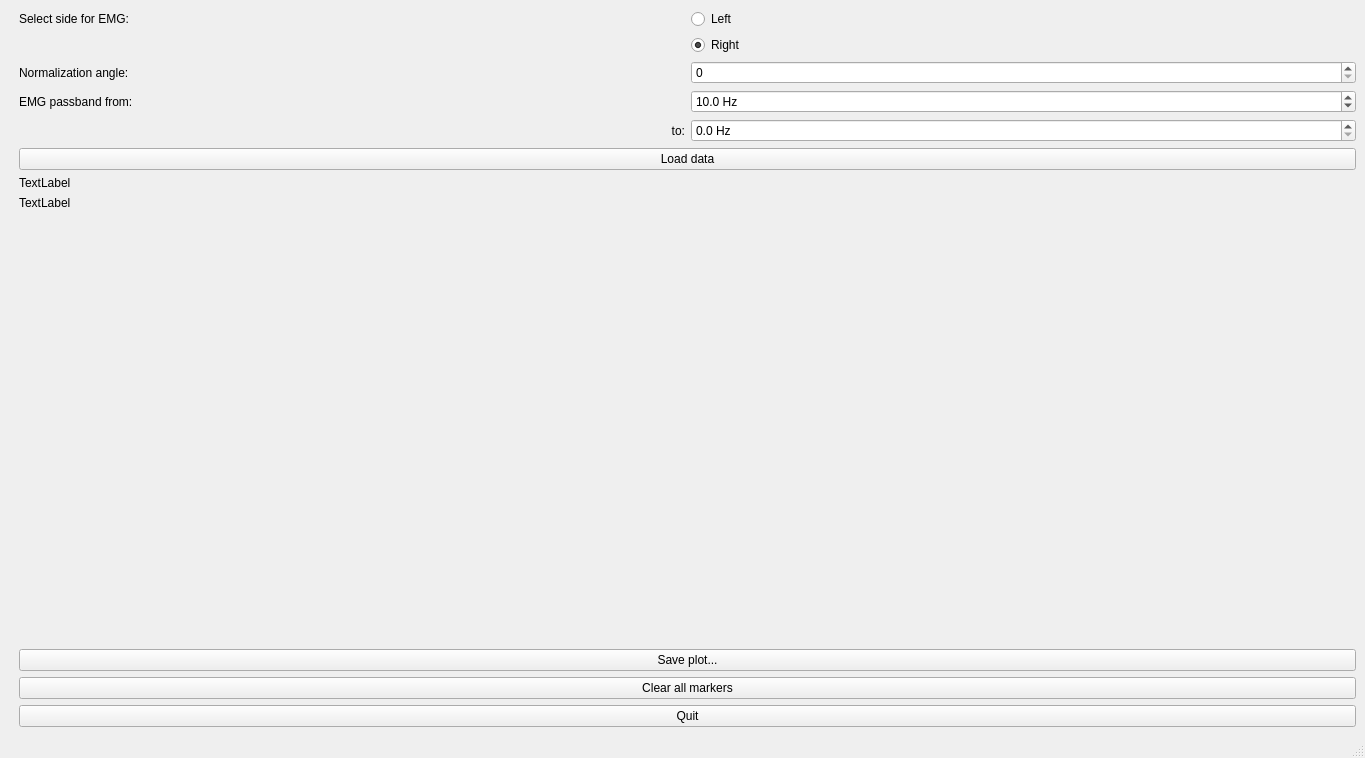
NCH-Motion-Laboratory/gaitutils, file gaitutils/nexus_scripts/tardieu.ui: the form before one commit.
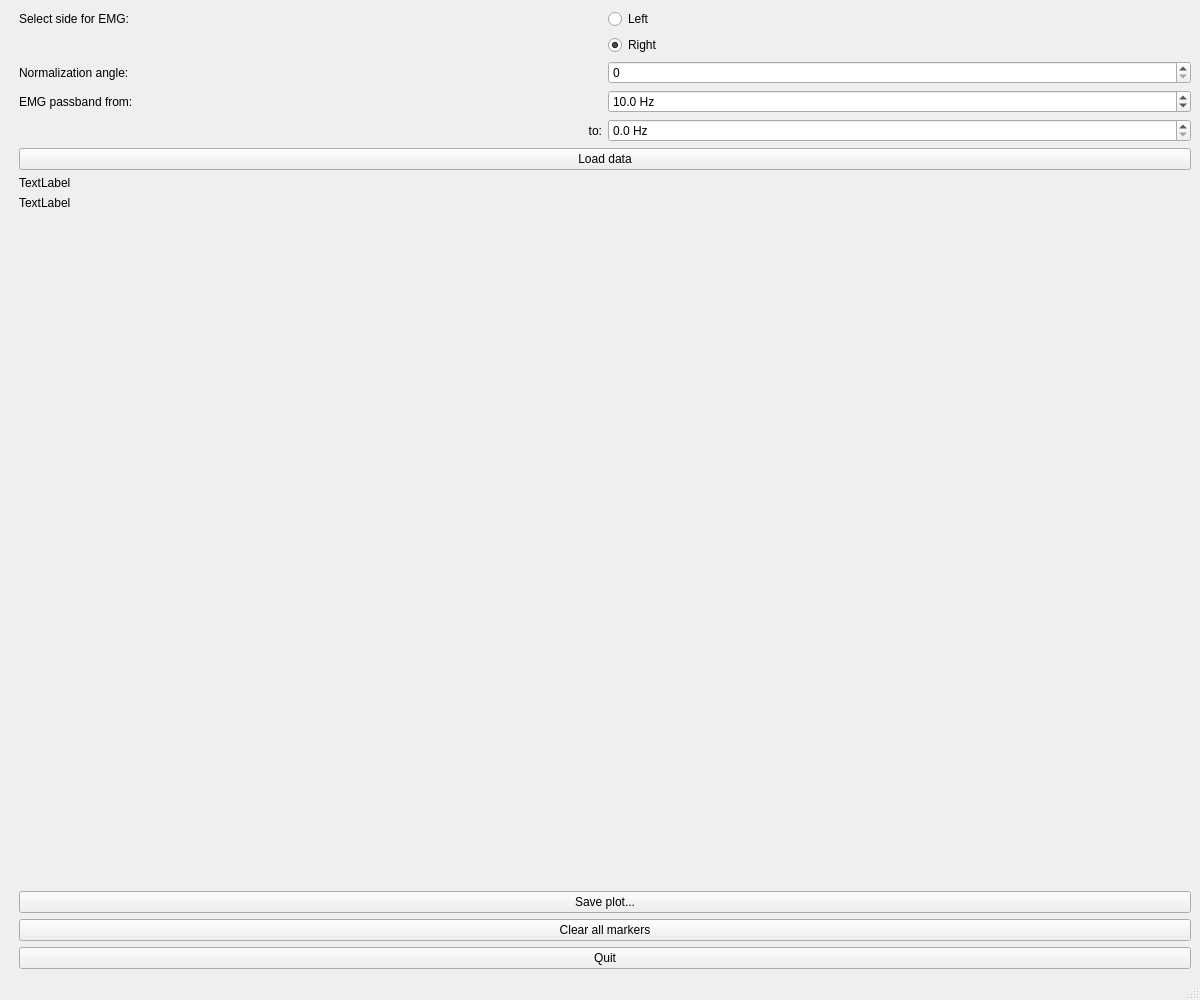
The form after the commit.

Diff of the .ui file:
```diff
--- a/gaitutils/nexus_scripts/tardieu.ui
+++ b/gaitutils/nexus_scripts/tardieu.ui
@@ -6,8 +6,8 @@
    <rect>
     <x>0</x>
     <y>0</y>
-    <width>1365</width>
-    <height>758</height>
+    <width>1200</width>
+    <height>1000</height>
    </rect>
   </property>
   <property name="windowTitle">
@@ -32,7 +32,7 @@
         <property name="sizeHint" stdset="0">
          <size>
           <width>20</width>
-          <height>40</height>
+          <height>100</height>
          </size>
         </property>
        </spacer>
```
Left out of the diff: 2 changed lines with no effect on the pictures.
